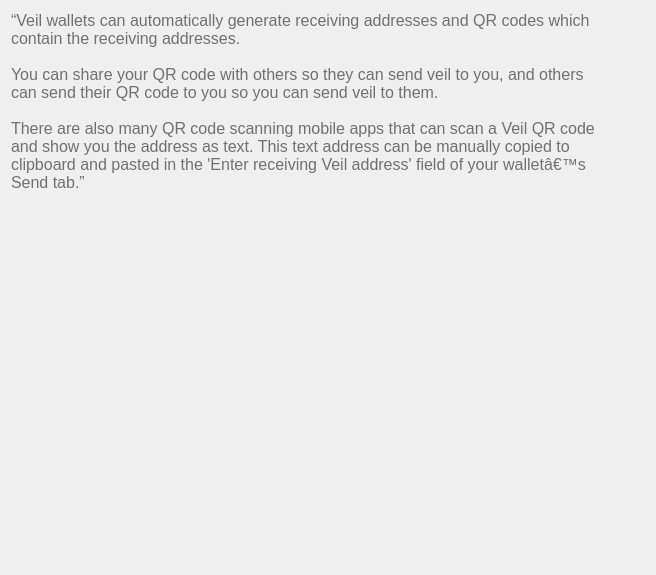
Before: the Qt Designer form src/qt/veil/forms/settingsfaq07.ui in Veil-Project/veil, drawn with Qt 5.
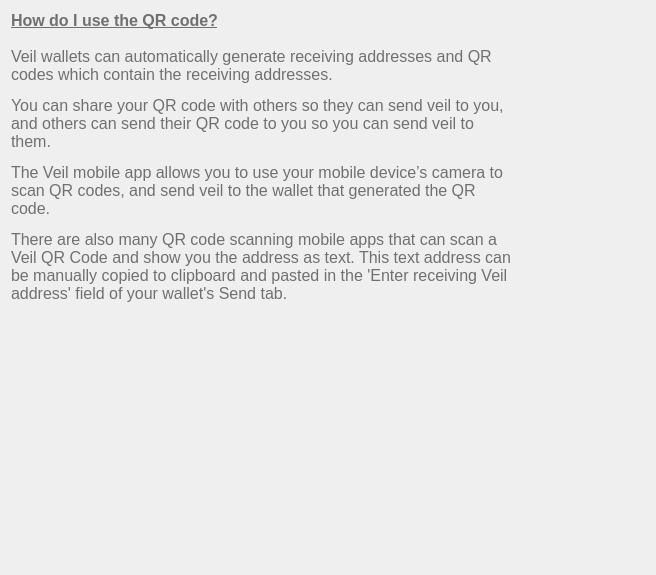
After: the same form once the commit is applied.

Patch:
```diff
--- a/src/qt/veil/forms/settingsfaq07.ui
+++ b/src/qt/veil/forms/settingsfaq07.ui
@@ -33,11 +33,7 @@
       <string notr="true">font-weight:200;</string>
      </property>
      <property name="text">
-      <string>“Veil wallets can automatically generate receiving addresses and QR codes which contain the receiving addresses.
-
-You can share your QR code with others so they can send veil to you, and others can send their QR code to you so you can send veil to them.
-
-There are also many QR code scanning mobile apps that can scan a Veil QR code and show you the address as text. This text address can be manually copied to clipboard and pasted in the 'Enter receiving Veil address' field of your walletâ€™s Send tab.”					</string>
+      <string>&lt;html&gt;&lt;head/&gt;&lt;body&gt;&lt;p&gt;&lt;span style=&quot;font-weight:600; text-decoration: underline;&quot;&gt;How do I use the QR code?&lt;/span&gt;&lt;span&gt;&lt;br/&gt;&lt;br/&gt;Veil wallets can automatically generate receiving addresses and QR codes which contain the receiving addresses.&lt;/span&gt;&lt;/p&gt;&lt;p&gt;&lt;span&gt;You can share your QR code with others so they can send veil to you, and others can send their QR code to you so you can send veil to them.&lt;/span&gt;&lt;/p&gt;&lt;p&gt;&lt;span&gt;The Veil mobile app allows you to use your mobile device’s camera to scan QR codes, and send veil to the wallet that generated the QR code.&lt;/span&gt;&lt;/p&gt;&lt;p&gt;&lt;span&gt;There are also many QR code scanning mobile apps that can scan a Veil QR Code and show you the address as text. This text address can be manually copied to clipboard and pasted in the 'Enter receiving Veil address' field of your wallet's Send tab. &lt;/span&gt;&lt;/p&gt;&lt;/body&gt;&lt;/html&gt;</string>
      </property>
      <property name="alignment">
       <set>Qt::AlignLeading|Qt::AlignLeft|Qt::AlignTop</set>
```
